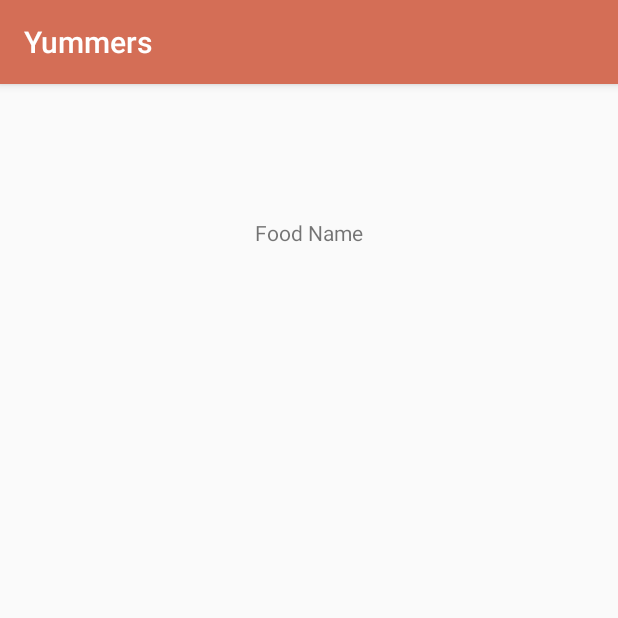
After one commit to jco-requints/Yummers, an Android app: the ShowRecipe screen opened directly, with no data from a screen before it, on a phone screen of 412 x 824 dp, the top half of it. The commit adds this screen. Run offline under Robolectric (Android 15) with nearby library versions, the phone set to English and light mode, and no system bars.

Commit message:
Created a logic where it will display the recipe of the chosen recipe

```diff
--- a/app/src/main/AndroidManifest.xml
+++ b/app/src/main/AndroidManifest.xml
@@ -19,6 +19,7 @@
         <service android:name=".YummersService"></service>
         <activity android:name=".HomeActivity"></activity>
         <activity android:name=".DisplayRecipes"></activity>
+        <activity android:name=".ShowRecipe"></activity>
 
     </application>
 
--- /dev/null
+++ b/app/src/main/java/yummers/com/ShowRecipe.java
@@ -0,0 +1,86 @@
+package yummers.com;
+
+import android.content.Intent;
+import android.os.Bundle;
+import android.support.v7.app.AppCompatActivity;
+import android.widget.ArrayAdapter;
+import android.widget.ListView;
+import android.widget.TextView;
+
+public class ShowRecipe extends AppCompatActivity {
+
+    @Override
+    protected void onCreate(Bundle savedInstanceState) {
+        super.onCreate(savedInstanceState);
+        setContentView(R.layout.show_recipe);
+
+        Intent i = new Intent(this, YummersService.class);
+        Bundle extras = getIntent().getExtras();
+
+        TextView textViewToChange = (TextView) findViewById(R.id.food_name);
+        if (extras != null) {
+            String str = extras.getString("food_name");
+            textViewToChange.setText(str);
+        }
+
+        final ListView listView = (ListView)findViewById(R.id.ingredientsList);
+        String foodName = textViewToChange.getText().toString();
+
+        if(foodName.equals("Chicken Teriyaki")){
+            String[] INGREDIENTS = {"1 cup soy sauce", "1 cup granulated sugar", "1 1/2 teaspoon brown sugar",
+                    "6 gloves garlic, crushed in a press", "2 tablespoon grated fresh ginger"};
+            ArrayAdapter<String> adapter = new ArrayAdapter<String>(this, android.R.layout.simple_list_item_1, INGREDIENTS);
+            listView.setAdapter(adapter);
+        }
+        else if(foodName.equals("Sushi Roll")){
+            String[] INGREDIENTS = {"2/3 cup uncooked short-grain white rice", "3 tablespoons rice vinegar",
+                    "3 tablespoons white sugar", "1 1/2 teaspoons salt", "4 sheets nori seaweed sheets",
+                    "1/2 cucumber, peeled, cut into small strips", "2 tablespoons pickled ginger", "1 avocado", "1/2 pound imitation crabmeat, " +
+                    "flaked"};
+            ArrayAdapter<String> adapter = new ArrayAdapter<String>(this, android.R.layout.simple_list_item_1, INGREDIENTS);
+            listView.setAdapter(adapter);
+        }
+        else if(foodName.equals("Tempura")){
+            String[] INGREDIENTS = {"Plain flour: 100g (1Cup)", "Egg: 1",
+                    "Cold water: 200cc (1Cup)", "Baking Soda: 1 tea spoon", "Potato Starch: 2 table spoon",
+                    "Your choice of vegetables, sea foods and mushrooms", "Oil (Natane oil, sunflower, corn or canola oil)"};
+            ArrayAdapter<String> adapter = new ArrayAdapter<String>(this, android.R.layout.simple_list_item_1, INGREDIENTS);
+            listView.setAdapter(adapter);
+        }
+        else if(foodName.equals("Sashimi")){
+            String[] INGREDIENTS = {"500g sashimi-grade tuna",
+                    "2 avocados, flesh cut into thick slices",
+                    "2 tablespoons extra virgin olive oil",
+                    "1 tablespoon lime juice, plus extra lime to serve",
+                    "4 spring onions, finely sliced on the diagonal",
+                    "1/2 cup (125ml) light soy sauce"};
+            ArrayAdapter<String> adapter = new ArrayAdapter<String>(this, android.R.layout.simple_list_item_1, INGREDIENTS);
+            listView.setAdapter(adapter);
+        }
+        else if(foodName.equals("Pizza")){
+            String[] INGREDIENTS = {"1 1/2 cups (355 ml) warm water (105°F-115°F)",
+                    "1 package (2 1/4 teaspoons) of active dry yeast",
+                    "3 3/4 cups (490 g) bread flour",
+                    "2 Tbsp olive oil (omit if cooking pizza in a wood-fired pizza oven)",
+                    "2 teaspoons salt",
+                    "1 teaspoon sugar"};
+            ArrayAdapter<String> adapter = new ArrayAdapter<String>(this, android.R.layout.simple_list_item_1, INGREDIENTS);
+            listView.setAdapter(adapter);
+        }
+        else if(foodName.equals("Spaghetti")){
+            String[] INGREDIENTS = {"1 lb. spaghetti noodles", "1 lb. Italian tomato sauce",
+                    "8 ounces tomato paste", "2 tablespoons minced onion", "2 tablespoons minced garlic", "2 tablespoons oil",
+                    "1 lb. ground pork", "½ cup minced carrots and red peppers", "2 cups diced or thinly sliced hot dogs",
+                    "1 cup water", "1 tablespoon salt", "1 teaspoon seasoning mix", "7 ounces evaporated milk",
+                    "grated cheese for topping"};
+            ArrayAdapter<String> adapter = new ArrayAdapter<String>(this, android.R.layout.simple_list_item_1, INGREDIENTS);
+            listView.setAdapter(adapter);
+        }
+
+
+
+
+        startService(i);
+    }
+
+}
--- /dev/null
+++ b/app/src/main/res/layout/show_recipe.xml
@@ -0,0 +1,37 @@
+<?xml version="1.0" encoding="utf-8"?>
+<android.support.constraint.ConstraintLayout
+    xmlns:android="http://schemas.android.com/apk/res/android"
+    xmlns:app="http://schemas.android.com/apk/res-auto"
+    xmlns:tools="http://schemas.android.com/tools"
+    android:layout_width="match_parent"
+    android:layout_height="match_parent">
+
+    <TextView
+        android:id="@+id/food_name"
+        android:layout_width="wrap_content"
+        android:layout_height="wrap_content"
+        android:layout_marginStart="8dp"
+        android:layout_marginLeft="8dp"
+        android:layout_marginTop="8dp"
+        android:layout_marginEnd="8dp"
+        android:layout_marginRight="8dp"
+        android:layout_marginBottom="8dp"
+        android:text="Food Name"
+        app:layout_constraintBottom_toBottomOf="parent"
+        app:layout_constraintEnd_toEndOf="parent"
+        app:layout_constraintStart_toStartOf="parent"
+        app:layout_constraintTop_toTopOf="parent"
+        app:layout_constraintVertical_bias="0.111" />
+
+    <ListView
+        android:id="@+id/ingredientsList"
+        android:layout_width="368dp"
+        android:layout_height="343dp"
+        android:layout_marginTop="8dp"
+        android:layout_marginBottom="8dp"
+        app:layout_constraintBottom_toBottomOf="parent"
+        app:layout_constraintEnd_toEndOf="parent"
+        app:layout_constraintTop_toTopOf="parent"
+        app:layout_constraintVertical_bias="0.572" />
+
+</android.support.constraint.ConstraintLayout>
```
Also changed, not shown: app/src/main/java/yummers/com/DisplayRecipes.java (+70 -0 lines), app/src/main/res/layout/display_recipes.xml (+19 -0 lines).
